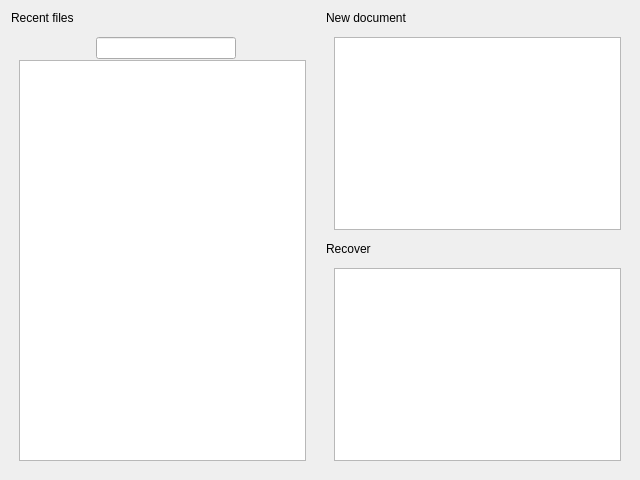
mikekov/linea, file src/qt/ui/welcome-page.ui: the form before one commit.
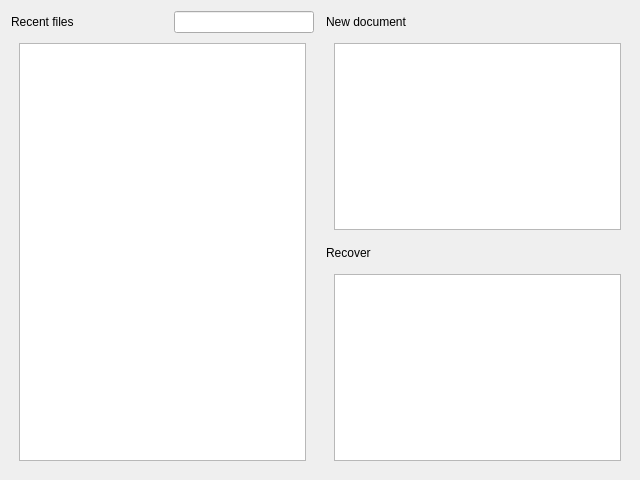
The form after the commit.

```diff
--- a/src/qt/ui/welcome-page.ui
+++ b/src/qt/ui/welcome-page.ui
@@ -15,10 +15,25 @@
         <number>12</number>
       </property>
       <property name="verticalSpacing">
-        <number>4</number>
+        <number>2</number>
       </property>
 
       <item row="0" column="0">
+        <widget class="QWidget" name="topLeftHeader">
+          <layout class="QHBoxLayout" name="topLeftHeaderLayout">
+            <property name="leftMargin">
+              <number>0</number>
+            </property>
+            <property name="topMargin">
+              <number>0</number>
+            </property>
+            <property name="rightMargin">
+              <number>0</number>
+            </property>
+            <property name="bottomMargin">
+              <number>0</number>
+            </property>
+            <item>
         <widget class="QLabel" name="topLeftLabel">
           <property name="text">
             <string>Recent files</string>
@@ -28,29 +43,6 @@
           </property>
         </widget>
       </item>
-      <item row="1" column="0" rowspan="3">
-        <widget class="QWidget" name="topLeftPanel">
-          <property name="class" stdset="0">
-            <string>welcome-panel</string>
-          </property>
-          <layout class="QVBoxLayout" name="topLeftLayout">
-            <property name="leftMargin">
-              <number>8</number>
-            </property>
-            <property name="topMargin">
-              <number>8</number>
-            </property>
-            <property name="rightMargin">
-              <number>8</number>
-            </property>
-            <property name="bottomMargin">
-              <number>8</number>
-            </property>
-            <property name="spacing">
-              <number>1</number>
-            </property>
-            <item>
-              <layout class="QHBoxLayout" name="recentFilesSearchLayout">
                 <item>
                   <spacer name="recentFilesSearchSpacer">
                     <property name="orientation">
@@ -78,7 +70,30 @@
                   </widget>
                 </item>
               </layout>
-            </item>
+        </widget>
+      </item>
+
+      <item row="1" column="0" rowspan="3">
+        <widget class="QWidget" name="topLeftPanel">
+          <property name="class" stdset="0">
+            <string>welcome-panel</string>
+          </property>
+          <layout class="QVBoxLayout" name="topLeftLayout">
+            <property name="leftMargin">
+              <number>8</number>
+            </property>
+            <property name="topMargin">
+              <number>8</number>
+            </property>
+            <property name="rightMargin">
+              <number>8</number>
+            </property>
+            <property name="bottomMargin">
+              <number>8</number>
+            </property>
+            <property name="spacing">
+              <number>0</number>
+            </property>
             <item>
               <widget class="QListWidget" name="recentFilesList">
                 <property name="class" stdset="0">
@@ -130,6 +145,21 @@
       </item>
 
       <item row="2" column="1">
+        <widget class="QWidget" name="bottomHeader">
+          <layout class="QHBoxLayout" name="bottomHeaderLayout">
+            <property name="leftMargin">
+              <number>0</number>
+            </property>
+            <property name="topMargin">
+              <number>6</number>
+            </property>
+            <property name="rightMargin">
+              <number>0</number>
+            </property>
+            <property name="bottomMargin">
+              <number>4</number>
+            </property>
+            <item>
         <widget class="QLabel" name="recoverLabel">
           <property name="text">
             <string>Recover</string>
@@ -137,6 +167,9 @@
           <property name="class" stdset="0">
             <string>panel-label</string>
           </property>
+              </widget>
+            </item>
+          </layout>
         </widget>
       </item>
       <item row="3" column="1">
```
Left out of the diff: 6 changed lines with no effect on the pictures. Lines whose indentation alone changed are shown as unchanged.
